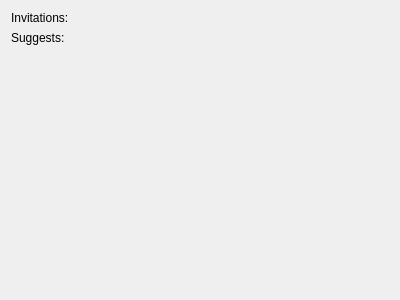
First picture: the form in Components/App/usernetworkcomponent.ui, repository saeedsamimi/InLink, before the edit.
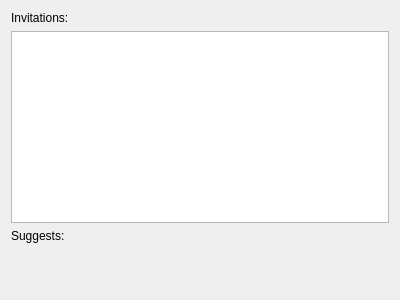
Second picture: the form after the edit.

```diff
--- a/Components/App/usernetworkcomponent.ui
+++ b/Components/App/usernetworkcomponent.ui
@@ -34,7 +34,20 @@
     </widget>
    </item>
    <item>
-    <layout class="QGridLayout" name="invitations_grid"/>
+    <widget class="QListWidget" name="invitations_list">
+     <property name="sizePolicy">
+      <sizepolicy hsizetype="Expanding" vsizetype="Fixed">
+       <horstretch>0</horstretch>
+       <verstretch>0</verstretch>
+      </sizepolicy>
+     </property>
+     <property name="verticalScrollBarPolicy">
+      <enum>Qt::ScrollBarAlwaysOff</enum>
+     </property>
+     <property name="flow">
+      <enum>QListView::LeftToRight</enum>
+     </property>
+    </widget>
    </item>
    <item>
     <widget class="QLabel" name="suggest_lbl">
```
